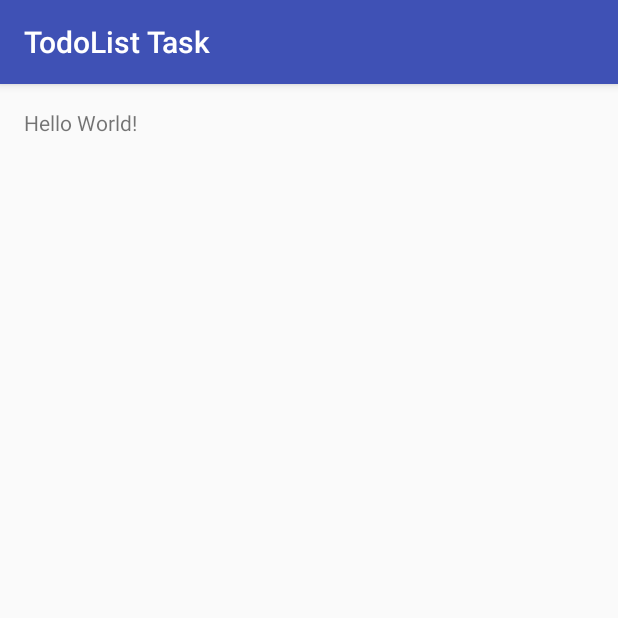
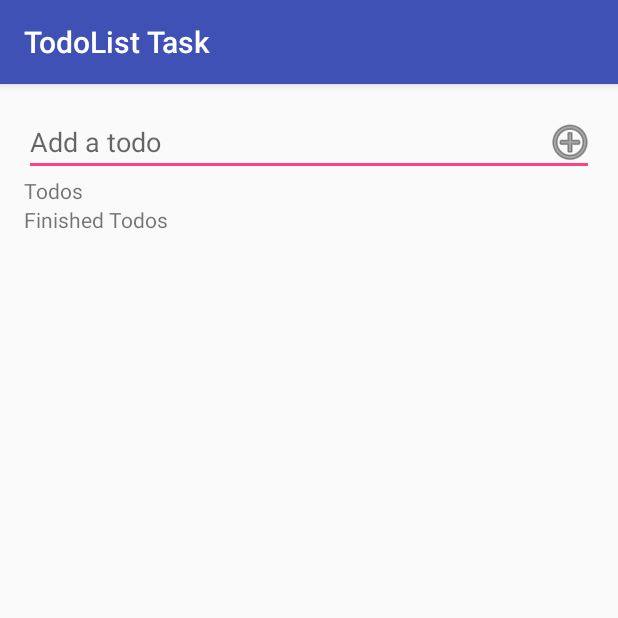
Before and after one commit to osherifo/todolist_android, an Android app: the screen it shows after launch (MainActivity), on a phone screen of 412 x 824 dp, the top half of it. Run offline under Robolectric (Android 15) with nearby library versions, the phone set to English and light mode, and no system bars.

Commit message:
Initial layout and firebase configurations

```diff
--- a/app/build.gradle
+++ b/app/build.gradle
@@ -27,3 +27,6 @@ dependencies {
     compile 'com.android.support:appcompat-v7:25.1.1'
     testCompile 'junit:junit:4.12'
 }
+
+
+apply plugin: 'com.google.gms.google-services'
--- a/app/src/main/java/com/example/omar/todolisttask/MainActivity.java
+++ b/app/src/main/java/com/example/omar/todolisttask/MainActivity.java
@@ -2,6 +2,10 @@ package com.example.omar.todolisttask;
 
 import android.support.v7.app.AppCompatActivity;
 import android.os.Bundle;
+import android.util.Log;
+import android.view.View;
+import android.widget.EditText;
+import android.widget.TextView;
 
 public class MainActivity extends AppCompatActivity {
 
@@ -9,5 +13,21 @@ public class MainActivity extends AppCompatActivity {
     protected void onCreate(Bundle savedInstanceState) {
         super.onCreate(savedInstanceState);
         setContentView(R.layout.activity_main);
+
+
+    }
+
+
+
+
+
+    public void addItemButtonListener(View view){
+        EditText todoTextView = (EditText) findViewById(R.id.add_todo_text);
+        String todo= todoTextView.getText().toString();
+        if(!todo.isEmpty()) {
+            Log.i("TODO:", todo);
+            todoTextView.setText("");
+        }
+
     }
 }
--- a/app/src/main/res/layout/activity_main.xml
+++ b/app/src/main/res/layout/activity_main.xml
@@ -1,5 +1,6 @@
 <?xml version="1.0" encoding="utf-8"?>
 <RelativeLayout xmlns:android="http://schemas.android.com/apk/res/android"
+    xmlns:app="http://schemas.android.com/apk/res-auto"
     xmlns:tools="http://schemas.android.com/tools"
     android:id="@+id/activity_main"
     android:layout_width="match_parent"
@@ -10,8 +11,77 @@
     android:paddingTop="@dimen/activity_vertical_margin"
     tools:context="com.example.omar.todolisttask.MainActivity">
 
+    <RelativeLayout
+        android:layout_width="match_parent"
+        android:layout_height="wrap_content"
+        android:layout_alignParentTop="true"
+        android:layout_alignParentLeft="true"
+        android:layout_alignParentStart="true"
+        android:id="@+id/add_items_container"
+        >
+
+        <EditText
+            android:layout_width="match_parent"
+            android:layout_height="wrap_content"
+            android:inputType="text"
+            android:ems="10"
+            android:layout_alignParentTop="true"
+            android:layout_alignParentLeft="true"
+            android:layout_alignParentStart="true"
+            android:id="@+id/add_todo_text"
+            android:hint="Add a todo"
+            android:layout_weight="2.87"
+            android:textColorLink="@color/common_google_signin_btn_text_light_default" />
+
+        <ImageButton
+            android:layout_width="wrap_content"
+            android:layout_height="wrap_content"
+            app:srcCompat="@android:drawable/ic_menu_add"
+            android:id="@+id/add_todo_button"
+            android:layout_weight="1"
+            android:background="@android:color/transparent"
+            android:tint="@color/common_google_signin_btn_text_light_default"
+            android:layout_centerVertical="true"
+            android:layout_alignParentRight="true"
+            android:layout_alignParentEnd="true"
+
+            android:onClick="addItemButtonListener" />
+    </RelativeLayout>
+
     <TextView
+        android:text="Todos"
         android:layout_width="wrap_content"
         android:layout_height="wrap_content"
-        android:text="Hello World!" />
+        android:layout_below="@+id/add_items_container"
+        android:layout_alignParentLeft="true"
+        android:layout_alignParentStart="true"
+        android:id="@+id/textView" />
+
+    <ListView
+        android:layout_width="match_parent"
+        android:layout_height="wrap_content"
+        android:layout_below="@+id/textView"
+        android:layout_alignParentLeft="true"
+        android:layout_alignParentStart="true"
+        android:id="@+id/todos_list"
+        />
+    <TextView
+        android:text="Finished Todos"
+        android:layout_width="wrap_content"
+        android:layout_height="wrap_content"
+        android:layout_below="@+id/todos_list"
+        android:layout_alignParentLeft="true"
+        android:layout_alignParentStart="true"
+        android:id="@+id/textView2" />
+
+    <ListView
+        android:layout_width="match_parent"
+        android:layout_height="wrap_content"
+        android:layout_below="@+id/textView2"
+        android:layout_alignParentLeft="true"
+        android:layout_alignParentStart="true"
+        android:id="@+id/finished_todos_list"
+        />
+
+
 </RelativeLayout>
```
Also changed, not shown: 1 other file.
